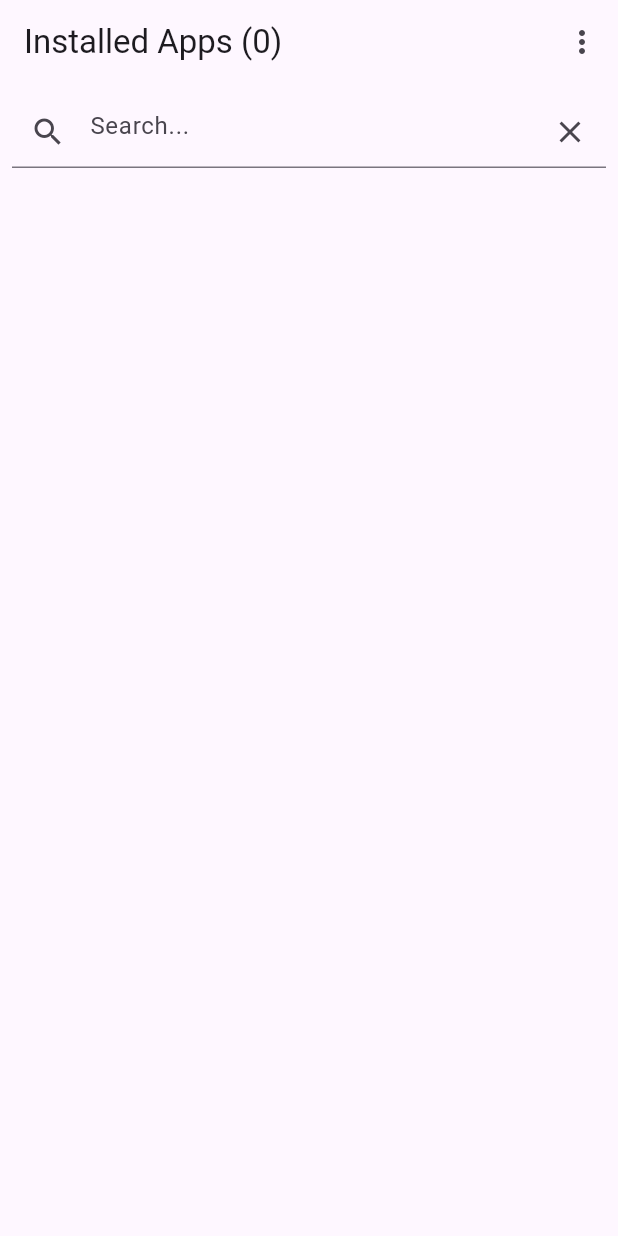
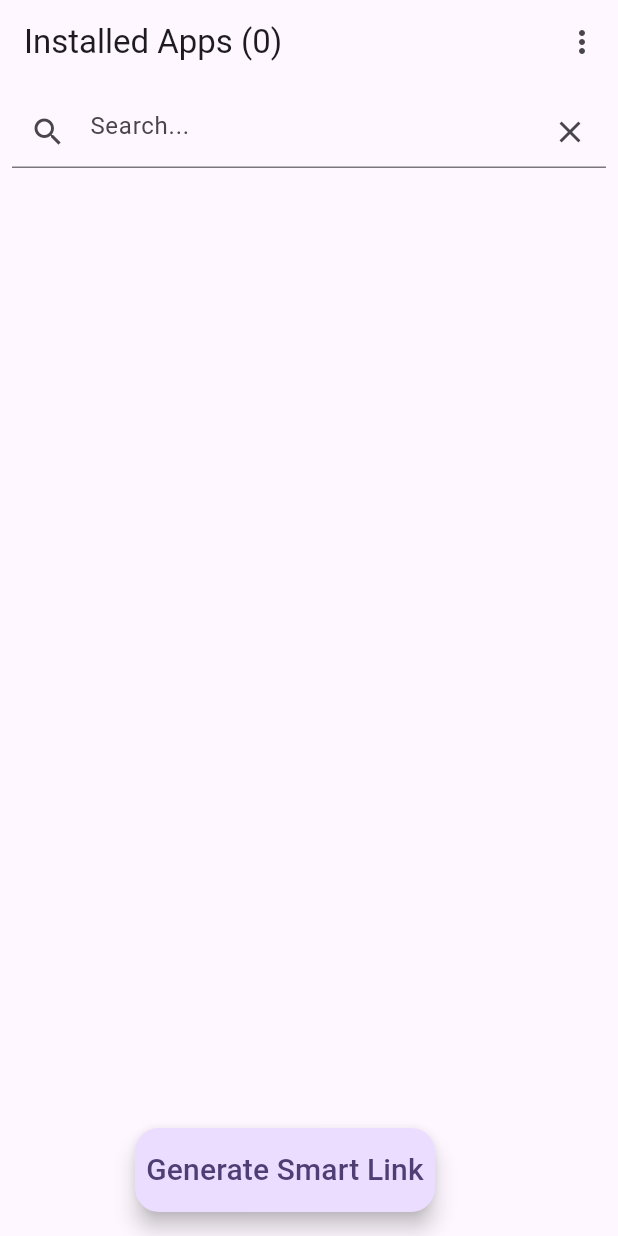
Before and after one commit to maheksinghal/LoginSkip, a Flutter app: the screen it shows after launch, on a phone screen of 412 x 824 dp. Run offline on Flutter 3.47's test engine with Material 3 defaults, Android fonts, the phone set to English and light mode, and no system bars; missing offline and left inert: installed_apps.

Commit message:
smart link generation added

```diff
--- /dev/null
+++ b/lib/custom_fab.dart
@@ -0,0 +1,25 @@
+import 'package:flutter/material.dart';
+
+class CustomFAB extends StatelessWidget {
+  final VoidCallback onPressed;
+
+  const CustomFAB({
+    Key? key,
+    required this.onPressed,
+  }) : super(key: key);
+
+  @override
+  Widget build(BuildContext context) {
+    return SizedBox(
+      width: 200,
+      child: FloatingActionButton(
+        onPressed: onPressed,
+        child: const Text(
+          'Generate Smart Link',
+          textAlign: TextAlign.center,
+          style: TextStyle(fontSize: 20),
+        ),
+      ),
+    );
+  }
+}
--- a/pubspec.yaml
+++ b/pubspec.yaml
@@ -38,6 +38,7 @@ dependencies:
   flutter_inappwebview: ^6.0.0
   installed_apps: ^1.5.0
   external_app_launcher: ^4.0.0
+  http: ^0.13.4
 
 
 dev_dependencies:
```
Also changed, not shown: lib/my_website.dart (+135 -3 lines), pubspec.lock.
